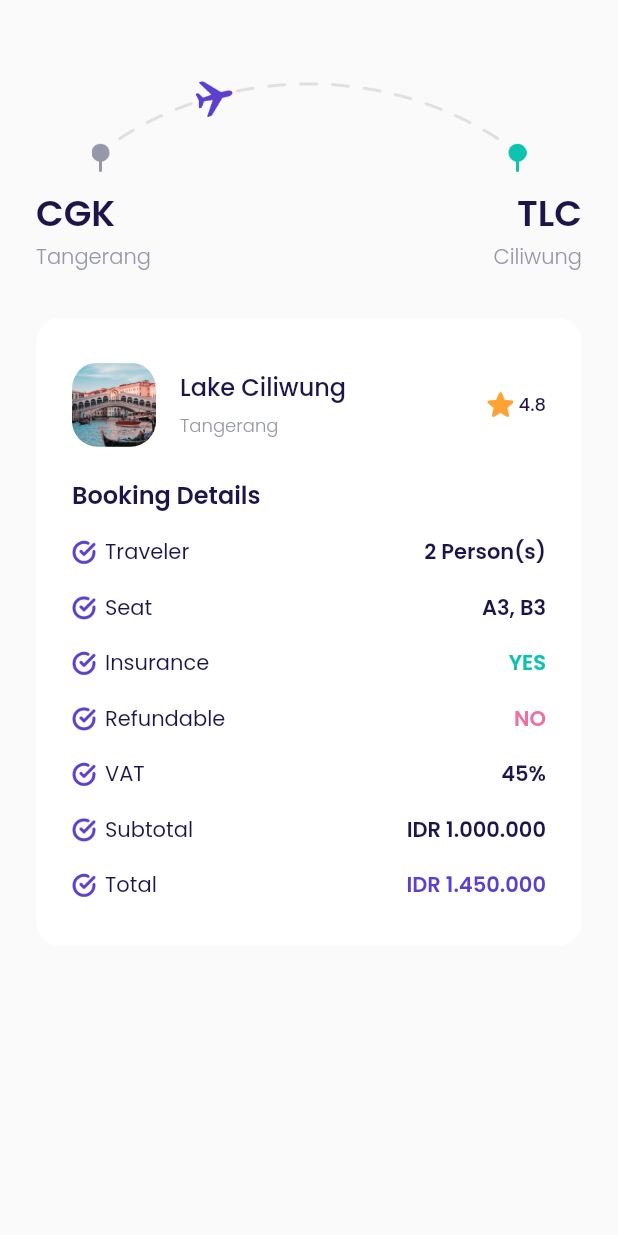
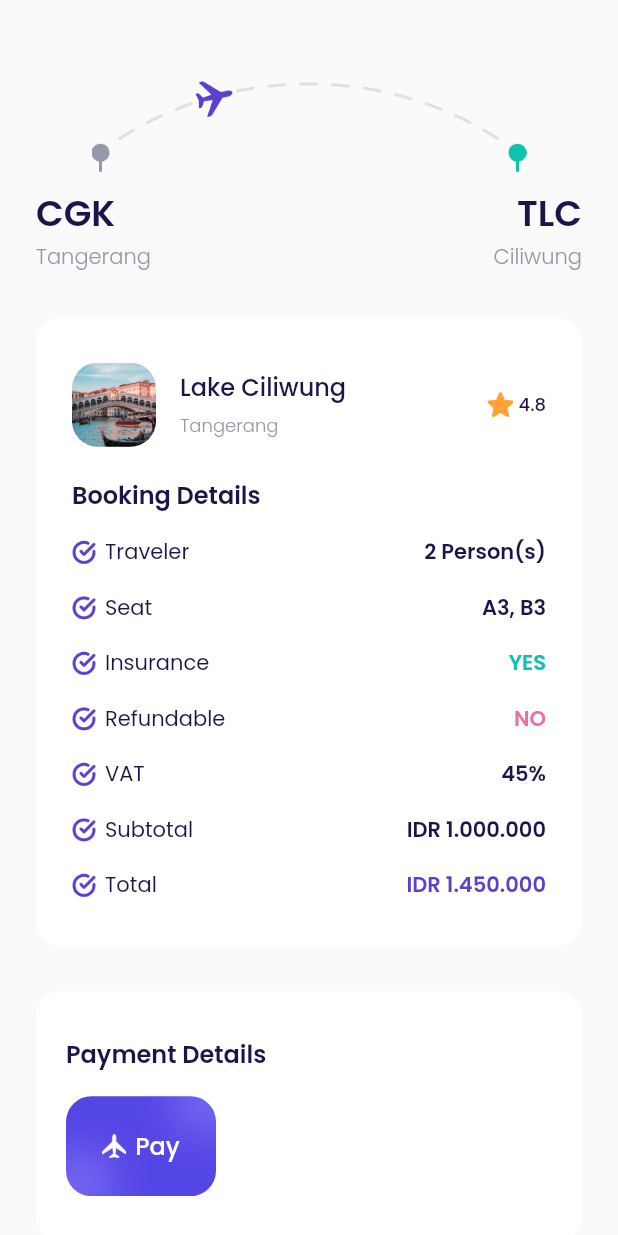
Before and after one commit to HarunNurahman/book-inn-air, a Flutter app: the CheckoutPage screen opened directly, on a phone screen of 412 x 824 dp. Run offline on Flutter 3.47's test engine with Material 2 defaults, Android fonts, the phone set to English and light mode, and no system bars; our stand-ins replace device_preview, google_fonts.

Commit message:
Slicing UI Checkout Page

```diff
--- a/lib/pages/checkout_page.dart
+++ b/lib/pages/checkout_page.dart
@@ -218,6 +218,75 @@ class CheckoutPage extends StatelessWidget {
       );
     }
 
+    Widget _paymentDetail() {
+      return Container(
+        width: double.infinity,
+        margin: EdgeInsets.only(top: defaultMargin + 6),
+        padding: EdgeInsets.symmetric(
+          horizontal: defaultMargin - 4,
+          vertical: defaultMargin + 6,
+        ),
+        decoration: BoxDecoration(
+          color: kWhiteColor,
+          borderRadius: BorderRadius.circular(defaultRadius),
+        ),
+        child: Column(
+          crossAxisAlignment: CrossAxisAlignment.start,
+          children: [
+            Text(
+              'Payment Details',
+              style: blackTextStyle.copyWith(
+                fontSize: 16,
+                fontWeight: semiBold,
+              ),
+            ),
+            Padding(
+              padding: EdgeInsets.only(top: defaultMargin - 8),
+              child: Row(
+                children: [
+                  Stack(
+                    children: [
+                      Center(
+                        child: ClipRRect(
+                          borderRadius: BorderRadius.circular(defaultRadius),
+                          child: Image.asset(
+                            'assets/images/img_card.png',
+                            width: 100,
+                          ),
+                        ),
+                      ),
+                      Positioned.fill(
+                        child: Align(
+                          alignment: Alignment.center,
+                          child: Row(
+                            mainAxisAlignment: MainAxisAlignment.center,
+                            children: [
+                              Image.asset(
+                                'assets/images/app_logo.png',
+                                width: 16,
+                              ),
+                              const SizedBox(width: 6),
+                              Text(
+                                'Pay',
+                                style: whiteTextStyle.copyWith(
+                                  fontSize: 16,
+                                  fontWeight: medium,
+                                ),
+                              )
+                            ],
+                          ),
+                        ),
+                      )
+                    ],
+                  )
+                ],
+              ),
+            )
+          ],
+        ),
+      );
+    }
+
     return Scaffold(
         backgroundColor: bgColor,
         body: SafeArea(
@@ -232,6 +301,7 @@ class CheckoutPage extends StatelessWidget {
                 children: [
                   _imgRoute(),
                   _bookingDetail(),
+                  _paymentDetail(),
                 ],
               ),
             ),
```
